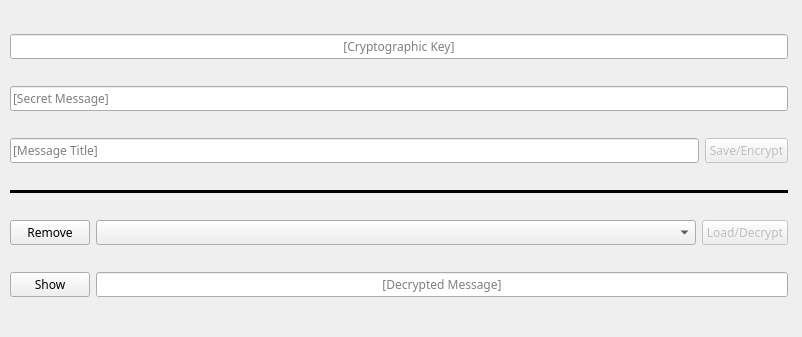
Above: MainWindow.ui from Kevin-Medzorian/Secure-Text-Encryption before the change. Below: the same form after it.
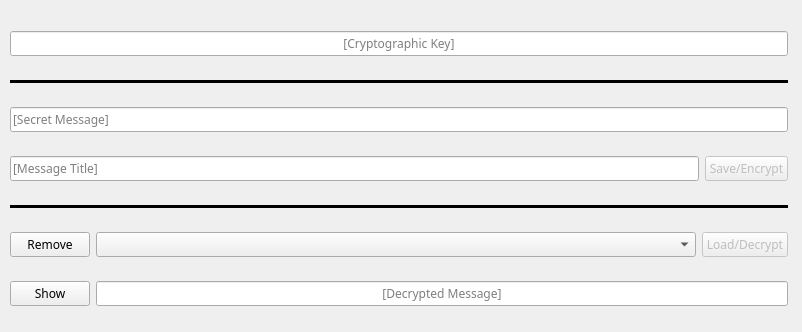
That is the form after the change.

What changed in the file:
```diff
--- a/MainWindow.ui
+++ b/MainWindow.ui
@@ -7,7 +7,7 @@
     <x>0</x>
     <y>0</y>
     <width>802</width>
-    <height>337</height>
+    <height>332</height>
    </rect>
   </property>
   <property name="contextMenuPolicy">
@@ -64,6 +64,19 @@
       </property>
      </widget>
     </item>
+    <item>
+     <widget class="Line" name="line2">
+      <property name="frameShadow">
+       <enum>QFrame::Plain</enum>
+      </property>
+      <property name="lineWidth">
+       <number>3</number>
+      </property>
+      <property name="orientation">
+       <enum>Qt::Horizontal</enum>
+      </property>
+     </widget>
+    </item>
     <item>
      <layout class="QHBoxLayout" name="TextGroup">
       <item>
```
Left out of the diff: 2 changed lines with no effect on the pictures.
